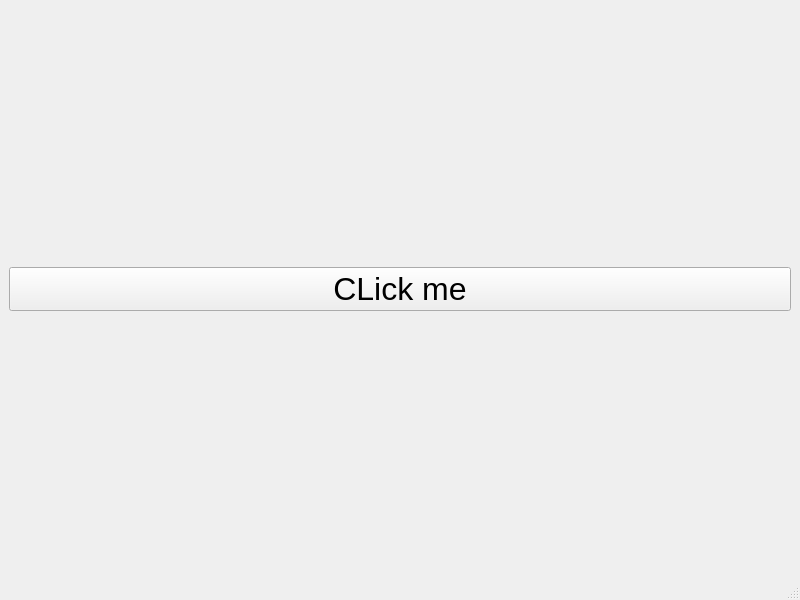
Qt form forms/mainwindow.ui (quentin452/ArkSurvivalEvolvedModpackInstallerandCreator) before a commit.
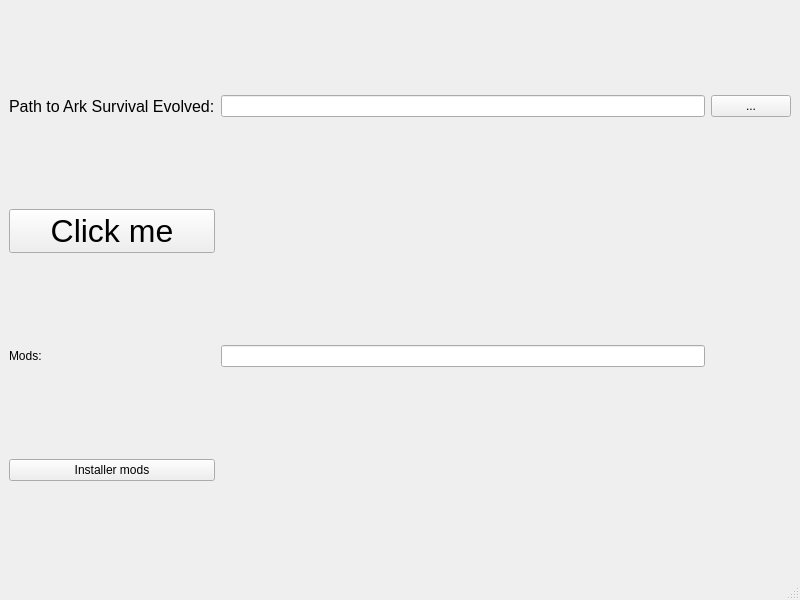
The same form after that commit.

```diff
--- a/forms/mainwindow.ui
+++ b/forms/mainwindow.ui
@@ -16,6 +16,21 @@
   <widget class="QWidget" name="centralwidget">
    <layout class="QGridLayout" name="gridLayout">
     <item row="0" column="0">
+                    <widget class="QLabel" name="label">
+                        <property name="font">
+                            <font>
+                                <pointsize>12</pointsize>
+                            </font>
+                        </property>
+                        <property name="text">
+                            <string>Path to Ark Survival Evolved:</string>
+                        </property>
+                    </widget>
+                </item>
+                <item row="0" column="1">
+                    <widget class="QLineEdit" name="lineEdit"/>
+                </item>
+                <item row="1" column="0">
      <widget class="QPushButton" name="pushButton">
       <property name="font">
        <font>
@@ -23,7 +38,31 @@
        </font>
       </property>
       <property name="text">
-       <string>CLick me</string>
+                            <string>Click me</string>
+                        </property>
+                    </widget>
+                </item>
+                <item row="2" column="0">
+                    <widget class="QLabel" name="label_2">
+                        <property name="text">
+                            <string>Mods:</string>
+                        </property>
+                    </widget>
+                </item>
+                <item row="2" column="1">
+                    <widget class="QLineEdit" name="modsLineEdit"/>
+                </item>
+                <item row="3" column="0">
+                    <widget class="QPushButton" name="installButton">
+                        <property name="text">
+                            <string>Installer mods</string>
+                        </property>
+                    </widget>
+                </item>
+                <item row="0" column="2">
+                    <widget class="QPushButton" name="browseButton">
+                        <property name="text">
+                            <string>...</string>
       </property>
      </widget>
     </item>
```
Left out of the diff: 2 changed lines with no effect on the pictures. Lines whose indentation alone changed are shown as unchanged.
